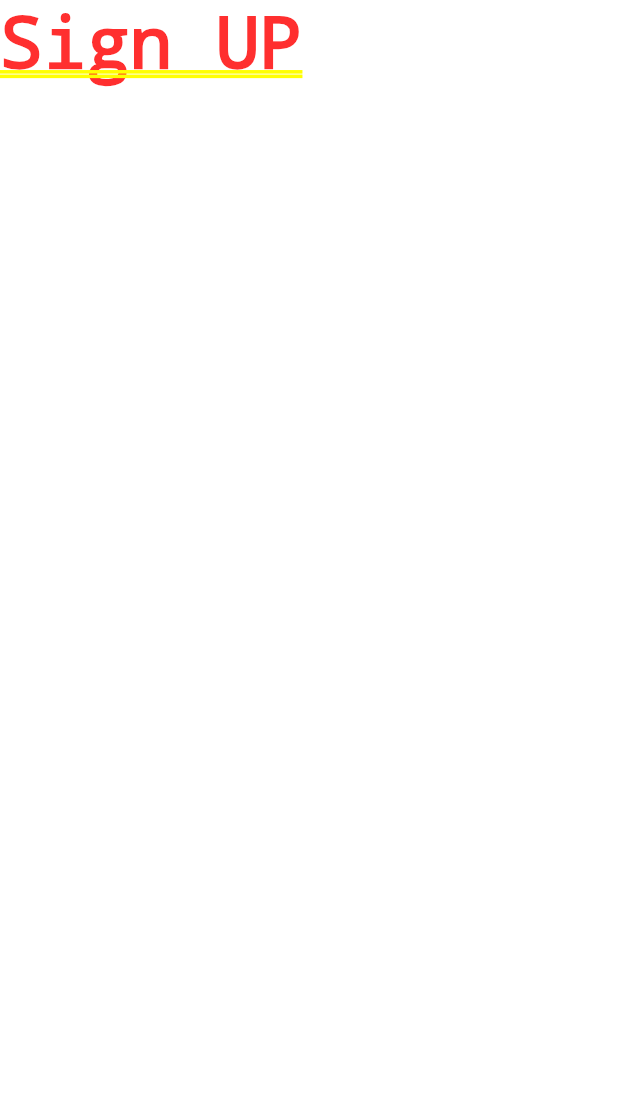
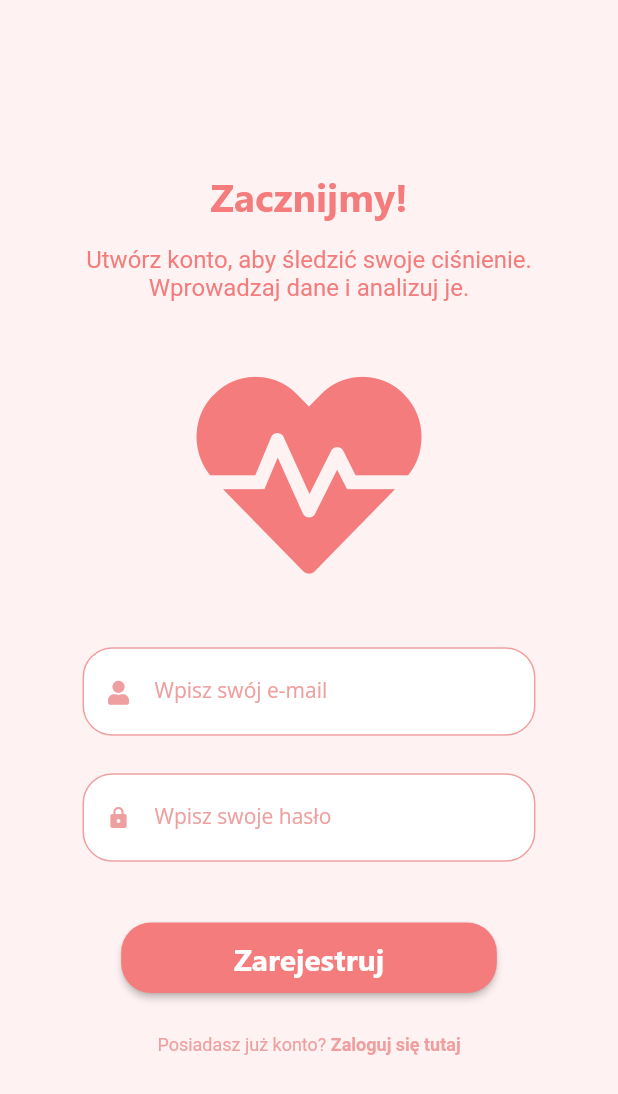
Before and after one commit to Keriw01/heart_rate_monitor, a Flutter app: what buildSingUpButton() shows on an empty page, opened directly, after a tap on "Utwórz konto", on a phone screen of 412 x 824 dp. Shown: the top 1094 px of the screen. Run offline on Flutter 3.47's test engine with Material 2 defaults, Android fonts, the phone set to English and light mode, and no system bars; our stand-ins replace flutter_svg.

Commit message:
SignUp View Without Auth

```diff
--- a/lib/main.dart
+++ b/lib/main.dart
@@ -1,6 +1,8 @@
 import 'package:flutter/material.dart';
 import 'package:flutter/services.dart';
+// ignore: unused_import
 import '../pages/login.dart';
+import '../pages/sign_up.dart';
 
 void main() {
   WidgetsFlutterBinding.ensureInitialized();
@@ -18,7 +20,7 @@ class MyApp extends StatelessWidget {
       theme: ThemeData(
         primarySwatch: Colors.blue,
       ),
-      home: const LoginPage(),
+      home: const SignUp(),
     );
   }
 }
--- a/lib/pages/login.dart
+++ b/lib/pages/login.dart
@@ -159,6 +159,6 @@ Widget buildSingUpButton(BuildContext context) => Padding(
           child: const Text(
             'Utwórz konto',
             style:
-                TextStyle(color: color3, fontFamily: 'Segoe UI', fontSize: 14),
+                TextStyle(color: color3, fontFamily: 'Segoe UI', fontSize: 12),
           )),
     );
--- a/lib/pages/sign_up.dart
+++ b/lib/pages/sign_up.dart
@@ -1,10 +1,183 @@
-import 'package:flutter/cupertino.dart';
+import 'package:flutter/material.dart';
+import 'package:heart_rate_monitor/pages/login.dart';
+import '../theme/colors.dart';
+import 'package:heart_rate_monitor/repositories/custom_icons.dart';
+import '../pages/home.dart';
 
 class SignUp extends StatelessWidget {
   const SignUp({Key? key}) : super(key: key);
 
   @override
   Widget build(BuildContext context) {
-    return const Text('Sign UP');
+    return Scaffold(
+      backgroundColor: color1,
+      body: Center(
+        child: SingleChildScrollView(
+          reverse: true,
+          child: Column(
+            mainAxisAlignment: MainAxisAlignment.start,
+            children: <Widget>[
+              buildText(),
+              buildLogo(),
+              buildUsernameField(),
+              buildPasswordField(),
+              buildSignUpButton(context),
+              buildLoginBackButton(context)
+            ],
+          ),
+        ),
+      ),
+    );
   }
 }
+
+Widget buildText() => Padding(
+      padding: const EdgeInsets.fromLTRB(20, 10, 20, 40),
+      child: Column(
+        children: const [
+          Text(
+            'Zacznijmy!',
+            style: TextStyle(
+              color: color4,
+              fontSize: 26,
+              fontFamily: 'Segoe UI',
+              fontWeight: FontWeight.w700,
+            ),
+          ),
+          SizedBox(
+            height: 15,
+          ),
+          Text(
+            'Utwórz konto, aby śledzić swoje ciśnienie. Wprowadzaj dane i analizuj je.',
+            textAlign: TextAlign.center,
+            style: TextStyle(
+              color: color4,
+              fontSize: 16,
+            ),
+          )
+        ],
+      ),
+    );
+
+Widget buildLogo() => const Icon(
+      CustomIcons.heartbeat,
+      color: color4,
+      size: 150,
+    );
+
+Widget buildUsernameField() => Padding(
+      padding: const EdgeInsets.fromLTRB(55, 40, 55, 5),
+      child: TextFormField(
+        autocorrect: true,
+        textCapitalization: TextCapitalization.words,
+        enableSuggestions: false,
+        validator: (value) {
+          return null;
+        },
+        cursorColor: color2,
+        style: const TextStyle(
+            color: color3, fontFamily: 'OpenSans', fontSize: 14),
+        decoration: const InputDecoration(
+          filled: true,
+          fillColor: Colors.white,
+          focusedBorder: OutlineInputBorder(
+              borderRadius: BorderRadius.all(Radius.circular(20)),
+              borderSide: BorderSide(color: color3, width: 1)),
+          enabledBorder: OutlineInputBorder(
+              borderRadius: BorderRadius.all(Radius.circular(20)),
+              borderSide: BorderSide(color: color3, width: 1)),
+          prefixIcon: Icon(
+            CustomIcons.user,
+            color: color3,
+            size: 16,
+          ),
+          labelText: 'Wpisz swój e-mail',
+          labelStyle: TextStyle(color: color3),
+          floatingLabelStyle: TextStyle(color: color3),
+        ),
+        onSaved: (username) {},
+      ),
+    );
+
+Widget buildPasswordField() => Padding(
+      padding: const EdgeInsets.fromLTRB(55, 20, 55, 20),
+      child: TextFormField(
+        validator: (value) {
+          return null;
+        },
+        cursorColor: color2,
+        style: const TextStyle(
+            color: color3, fontFamily: 'OpenSans', fontSize: 14),
+        decoration: const InputDecoration(
+          filled: true,
+          fillColor: Colors.white,
+          focusedBorder: OutlineInputBorder(
+              borderRadius: BorderRadius.all(Radius.circular(20)),
+              borderSide: BorderSide(color: color3, width: 1)),
+          enabledBorder: OutlineInputBorder(
+              borderRadius: BorderRadius.all(Radius.circular(20)),
+              borderSide: BorderSide(color: color3, width: 1)),
+          prefixIcon: Icon(
+            Icons.lock,
+            color: color3,
+            size: 16,
+          ),
+          labelText: 'Wpisz swoje hasło',
+          labelStyle: TextStyle(color: color3),
+          floatingLabelStyle: TextStyle(color: color3),
+        ),
+        obscureText: true,
+        onSaved: (password) {},
+      ),
+    );
+
+Widget buildSignUpButton(BuildContext context) => Padding(
+      padding: const EdgeInsets.only(top: 20),
+      child: ElevatedButton(
+        onPressed: () {
+          Navigator.push(
+              context, MaterialPageRoute(builder: (context) => const Home()));
+        },
+        style: ButtonStyle(
+            padding: MaterialStateProperty.all<EdgeInsets>(
+                const EdgeInsets.fromLTRB(75, 10, 75, 10)),
+            backgroundColor: MaterialStateProperty.all(color4),
+            shape: MaterialStateProperty.all(const RoundedRectangleBorder(
+                borderRadius: BorderRadius.all(Radius.circular(20.0))))),
+        child: const Text(
+          'Zarejestruj',
+          style: TextStyle(
+              fontSize: 20,
+              fontFamily: 'Segoe UI',
+              fontWeight: FontWeight.w700),
+        ),
+      ),
+    );
+
+Widget buildLoginBackButton(BuildContext context) => Padding(
+      padding: const EdgeInsets.only(top: 10),
+      child: TextButton(
+          onPressed: () {
+            Navigator.push(context,
+                MaterialPageRoute(builder: (context) => const LoginPage()));
+          },
+          style: ButtonStyle(
+            overlayColor: MaterialStateProperty.all(Colors.transparent),
+            splashFactory: NoSplash.splashFactory,
+            backgroundColor: MaterialStateProperty.all(color1),
+          ),
+          child: RichText(
+            text: const TextSpan(
+              style: TextStyle(color: color3, fontSize: 12),
+              children: <TextSpan>[
+                TextSpan(
+                  text: 'Posiadasz już konto? ',
+                ),
+                TextSpan(
+                  text: 'Zaloguj się tutaj',
+                  style: TextStyle(fontWeight: FontWeight.w600),
+                )
+              ],
+            ),
+          )),
+    );
--- a/lib/repositories/custom_icons.dart
+++ b/lib/repositories/custom_icons.dart
@@ -27,4 +27,6 @@ class CustomIcons {
 
   static const IconData user =
       IconData(0xf007, fontFamily: _kFontFam, fontPackage: _kFontPkg);
+  static const IconData heartbeat =
+      IconData(0xf21e, fontFamily: _kFontFam, fontPackage: _kFontPkg);
 }
```
Also changed, not shown: assets/fonts/CustomIcons.ttf, assets/images/stethoscope.png (added), 1 other file.
